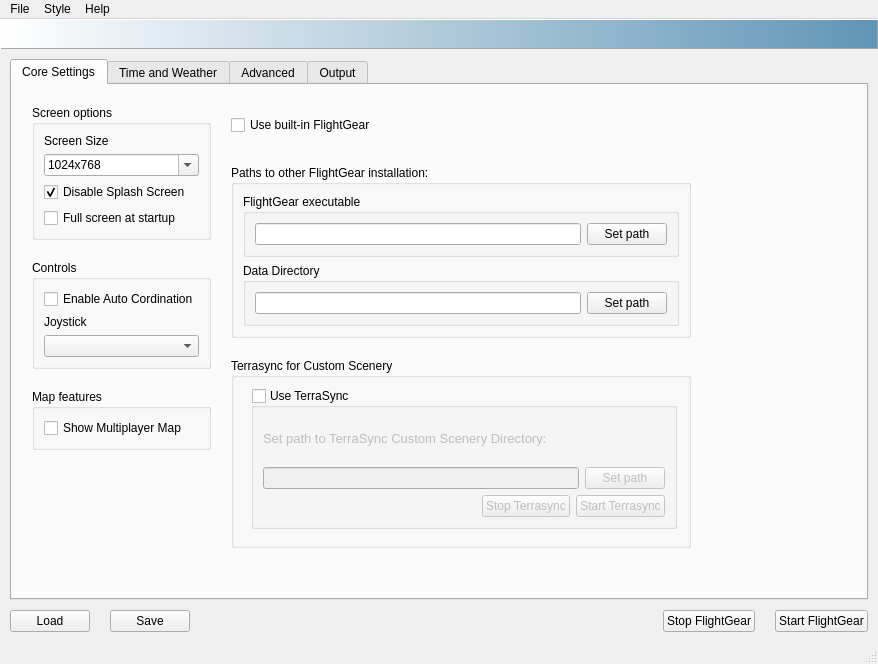
Qt form src/fgx.ui (fgx/fgx) before a commit.
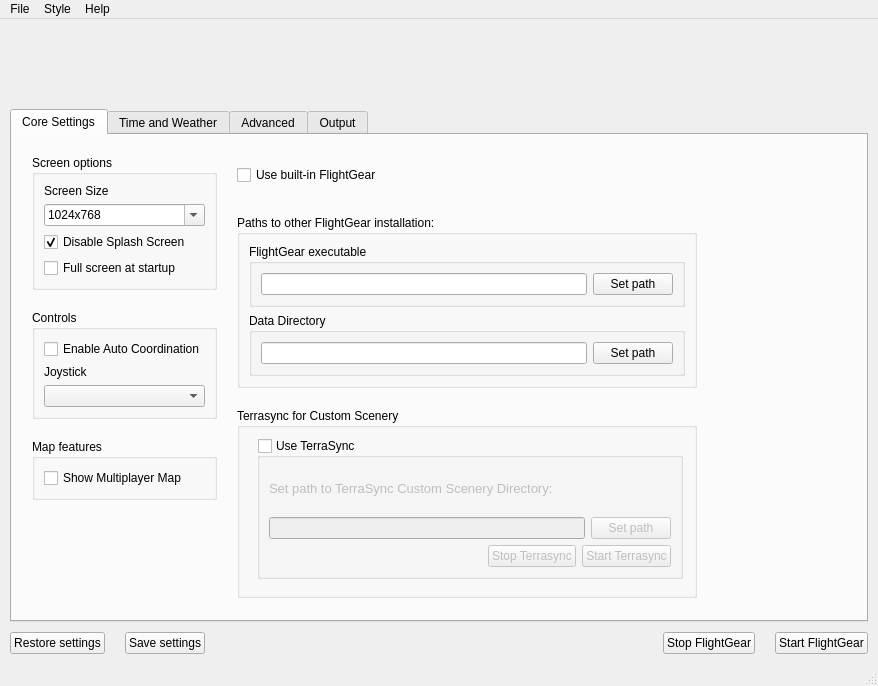
The same form after that commit. Icons and pictures are not drawn.

Commit message: Changing Header with logo, keeping version text dynamic, some small typos, setting default paths for OSX to /Resources/fgx-data, setting aqua as default style

```diff
--- a/src/fgx.ui
+++ b/src/fgx.ui
@@ -7,7 +7,7 @@
     <x>0</x>
     <y>0</y>
     <width>878</width>
-    <height>664</height>
+    <height>685</height>
    </rect>
   </property>
   <property name="windowTitle">
@@ -36,13 +36,19 @@
     </property>
     <item>
      <widget class="QLabel" name="fgx_logo">
+      <property name="minimumSize">
+       <size>
+        <width>800</width>
+        <height>80</height>
+       </size>
+      </property>
       <property name="styleSheet">
-       <string notr="true">border: 1px outset #AAAAAA; 
-padding: 5px 5px 5px 100px; 
-font-family: monospace;
-font-size: 12pt; font-weight: bold;
-background-color: qlineargradient(x1: 0, y1: 0, x2: 1, y2: 0, stop: 0 white, stop: 1 #6095B6);
-background-image: url(&quot;:/images/logo.png&quot;);
+       <string notr="true">padding: 10px 0px 0px 370px; 
+vertical-align: top;
+font-family: arial;
+color: #2559c6;
+font-size: 11pt; font-weight: normal;
+background-image: url(&quot;:/images/fgx-logo.png&quot;);
 background-repeat: no-repeat;</string>
       </property>
       <property name="text">
@@ -175,7 +181,7 @@
                <item>
                 <widget class="QCheckBox" name="checkBoxEnableAutoCordination">
                  <property name="text">
-                  <string>Enable Auto Cordination</string>
+                  <string>Enable Auto Coordination</string>
                  </property>
                 </widget>
                </item>
@@ -888,14 +894,14 @@
         <item>
          <widget class="QPushButton" name="buttonLoadSettings">
           <property name="text">
-           <string>Load</string>
+           <string>Restore settings</string>
           </property>
          </widget>
         </item>
         <item>
          <widget class="QPushButton" name="buttonSaveSettings">
           <property name="text">
-           <string>Save</string>
+           <string>Save settings</string>
           </property>
          </widget>
         </item>
```
Left out of the diff: 6 changed lines with no effect on the pictures. The commit also changes 12 other files.
